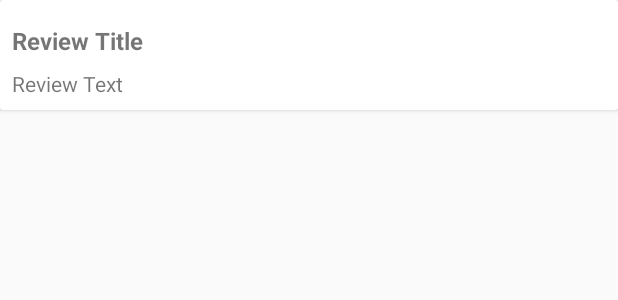
After one commit to vtestiler/Android_WTF, an Android app: the layout card_review.xml on its own in the app's theme, with its tools: preview values and no code run, on a phone screen of 412 x 824 dp. The commit adds this screen. Shown: the top 300 px of the screen. Run offline under Robolectric (Android 15) with nearby library versions, the phone set to English and light mode, and no system bars; network calls fail.

Commit message:
Created recycler view for Reviews. Video 59 completed.

```diff
--- a/app/src/main/res/layout/activity_reviews.xml
+++ b/app/src/main/res/layout/activity_reviews.xml
@@ -6,4 +6,6 @@
     android:layout_height="match_parent"
     tools:context=".activities.ReviewsActivity">
 
+    <include layout="@layout/recycler_reviews" />
+
 </android.support.constraint.ConstraintLayout>
--- /dev/null
+++ b/app/src/main/res/layout/card_review.xml
@@ -0,0 +1,47 @@
+<?xml version="1.0" encoding="utf-8"?>
+<android.support.v7.widget.CardView xmlns:android="http://schemas.android.com/apk/res/android"
+    xmlns:app="http://schemas.android.com/apk/res-auto"
+    xmlns:tools="http://schemas.android.com/tools"
+    android:layout_width="match_parent"
+    android:layout_height="wrap_content">
+
+    <android.support.constraint.ConstraintLayout
+        android:layout_width="match_parent"
+        android:layout_height="match_parent">
+
+        <TextView
+            android:id="@+id/review_title"
+            android:layout_width="0dp"
+            android:layout_height="wrap_content"
+            android:layout_marginStart="8dp"
+            android:layout_marginLeft="8dp"
+            android:layout_marginTop="16dp"
+            android:layout_marginEnd="8dp"
+            android:layout_marginRight="8dp"
+            android:text="Review Title"
+            android:textSize="16sp"
+            android:textStyle="bold"
+            app:layout_constraintEnd_toEndOf="parent"
+            app:layout_constraintHorizontal_bias="0.0"
+            app:layout_constraintStart_toStartOf="parent"
+            app:layout_constraintTop_toTopOf="parent" />
+
+        <TextView
+            android:id="@+id/review_text"
+            android:layout_width="0dp"
+            android:layout_height="wrap_content"
+            android:layout_marginStart="8dp"
+            android:layout_marginLeft="8dp"
+            android:layout_marginTop="8dp"
+            android:layout_marginEnd="8dp"
+            android:layout_marginRight="8dp"
+            android:layout_marginBottom="8dp"
+            android:text="Review Text"
+            android:textSize="14sp"
+            app:layout_constraintBottom_toBottomOf="parent"
+            app:layout_constraintEnd_toEndOf="parent"
+            app:layout_constraintHorizontal_bias="0.0"
+            app:layout_constraintStart_toStartOf="parent"
+            app:layout_constraintTop_toBottomOf="@+id/review_title" />
+    </android.support.constraint.ConstraintLayout>
+</android.support.v7.widget.CardView>
```
Also changed, not shown: app/src/main/java/tk/kituthegreat/wtf/activities/ReviewsActivity.java (+23 -1 lines), app/src/main/java/tk/kituthegreat/wtf/adapter/ReviewAdapter.java (added, +40 -0 lines), app/src/main/java/tk/kituthegreat/wtf/holder/ReviewHolder.java (added, +27 -0 lines), app/src/main/res/layout/recycler_reviews.xml (added, +13 -0 lines).
